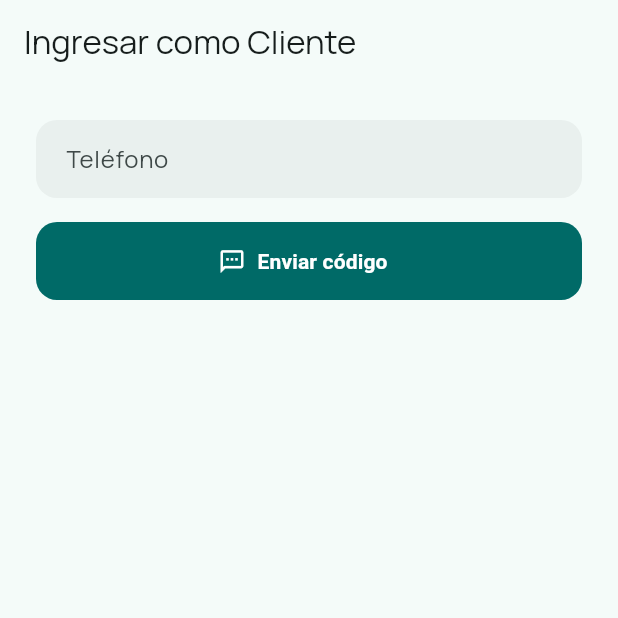
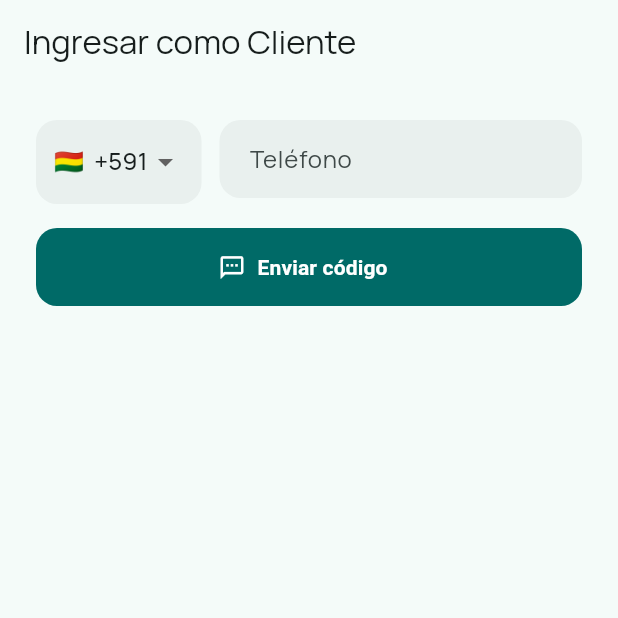
Before and after one commit to danielcisco/indrive_bolivia, a Flutter app: the ClienteLoginScreen screen opened directly, on a phone screen of 412 x 824 dp, the top half of it. Run offline on Flutter 3.47's test engine with Material 3 defaults, Android fonts, the phone set to English and light mode, and no system bars; our stand-ins replace cloud_firestore, cloud_functions, connectivity_plus, firebase_auth, firebase_core, firebase_crashlytics and 9 more; missing offline and left inert: dart_geohash, flutter_background_service; accounts and stored records are empty; statements that could not run were skipped.

Commit message:
feat(sprint-17): selector de pais Bolivia/Argentina para el telefono
Villazon es una ciudad de frontera pegada a La Quiaca, Argentina (~2km),
asi que hay demanda real de numeros argentinos, no solo bolivianos.
PhoneLoginView gana un selector compacto de 2 paises fijos (sin paquete
de terceros, mismo criterio que ya usa el proyecto con Places API).

Se habilito Argentina de verdad, no solo la UI: smsRegionConfig.
allowlistOnly.allowedRegions paso de ["BO"] a ["BO", "AR"] en el
proyecto de Identity Platform, via la misma Admin API que ya use para
diagnosticar el proyecto -- confirmado con un PATCH exitoso, sin
necesitar tocar Console a mano.

```diff
--- a/indrive_app/lib/shared/widgets/phone_login_view.dart
+++ b/indrive_app/lib/shared/widgets/phone_login_view.dart
@@ -11,10 +11,22 @@ import '../../core/auth/phone_auth_repository.dart';
 import '../data/providers.dart';
 import 'soporte_whatsapp.dart';
 
-/// Único código de país que opera esta app (Villazón, Potosí, Bolivia) —
-/// fijo, no seleccionable, para no pedirle al usuario que lo escriba cada
-/// vez ni arrastrar un selector de países que no hace falta.
-const _prefijoBolivia = '+591';
+/// Países que operan esta app (Sprint 17): Villazón es una ciudad de
+/// frontera pegada a La Quiaca, Argentina — separadas por ~2km, así que
+/// hay demanda real de números argentinos también, no solo bolivianos.
+/// `smsRegionConfig.allowlistOnly` en el proyecto de Firebase Auth ya
+/// permite ambos países (antes solo BO).
+class _Pais {
+  const _Pais({required this.bandera, required this.prefijo, required this.nombre});
+  final String bandera;
+  final String prefijo;
+  final String nombre;
+}
+
+const _paises = [
+  _Pais(bandera: '🇧🇴', prefijo: '+591', nombre: 'Bolivia'),
+  _Pais(bandera: '🇦🇷', prefijo: '+54', nombre: 'Argentina'),
+];
 
 /// UI de 3 pasos (teléfono -> código SMS -> nombre/nick solo si es
 /// registro nuevo) reutilizada por Cliente y Repartidor: la única
@@ -37,6 +49,7 @@ class _PhoneLoginViewState extends ConsumerState<PhoneLoginView> {
   final _apellidoController = TextEditingController();
   final _nickController = TextEditingController();
 
+  _Pais _pais = _paises.first;
   String? _verificationId;
   bool _esRegistroNuevo = false;
   bool _isSubmitting = false;
@@ -93,7 +106,7 @@ class _PhoneLoginViewState extends ConsumerState<PhoneLoginView> {
       _errorMessage = null;
     });
     await _repository.sendVerificationCode(
-      phoneNumber: '$_prefijoBolivia${_phoneController.text.trim()}',
+      phoneNumber: '${_pais.prefijo}${_phoneController.text.trim()}',
       onCodeSent: (verificationId) {
         if (!mounted) return;
         setState(() {
@@ -252,15 +265,47 @@ class _PhoneLoginViewState extends ConsumerState<PhoneLoginView> {
               ),
             ),
           ] else if (!awaitingCode) ...[
-            TextField(
+            Row(
+              crossAxisAlignment: CrossAxisAlignment.start,
+              children: [
+                Container(
+                  height: 56,
+                  padding: const EdgeInsets.symmetric(horizontal: 12),
+                  decoration: BoxDecoration(
+                    color: Theme.of(
+                      context,
+                    ).colorScheme.surfaceContainerHighest.withValues(alpha: 0.5),
+                    borderRadius: BorderRadius.circular(14),
+                  ),
+                  child: DropdownButtonHideUnderline(
+                    child: DropdownButton<_Pais>(
+                      value: _pais,
+                      onChanged: (pais) {
+                        if (pais != null) setState(() => _pais = pais);
+                      },
+                      items: [
+                        for (final pais in _paises)
+                          DropdownMenuItem(
+                            value: pais,
+                            child: Text('${pais.bandera}  ${pais.prefijo}'),
+                          ),
+                      ],
+                    ),
+                  ),
+                ),
+                const SizedBox(width: 12),
+                Expanded(
+                  child: TextField(
                     controller: _phoneController,
                     keyboardType: TextInputType.phone,
                     inputFormatters: [FilteringTextInputFormatter.digitsOnly],
                     decoration: const InputDecoration(
                       labelText: 'Teléfono',
                       hintText: '71234567',
-                prefixText: '$_prefijoBolivia ',
                     ),
+                  ),
+                ),
+              ],
             ),
             const SizedBox(height: 16),
             SizedBox(
```
Lines whose indentation alone changed are shown as unchanged.
